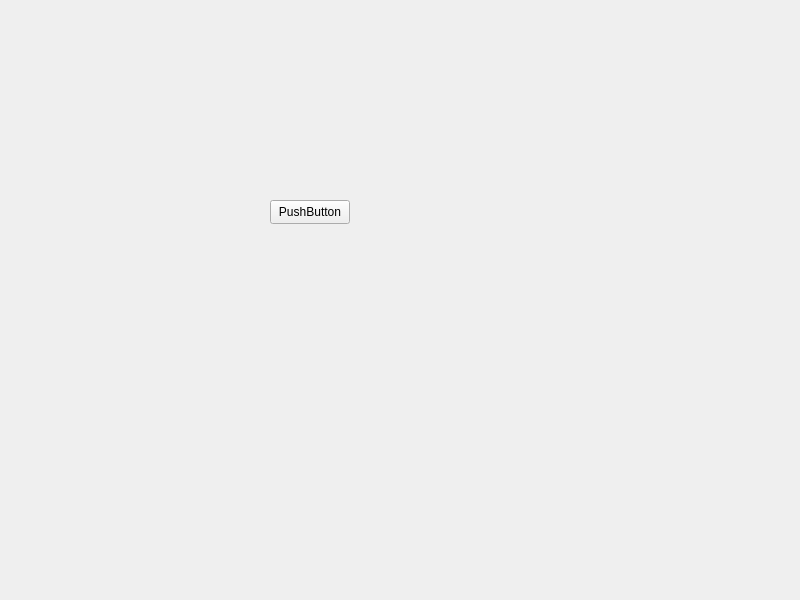
The window that WinBlitz/MainWindow.ui (PyroWilDx/WinBlitz) describes before a commit, drawn with Qt 5.
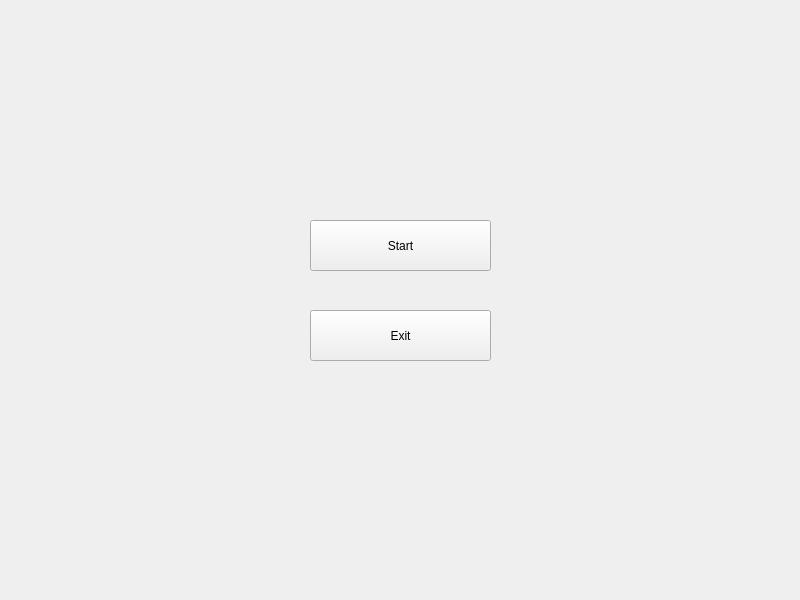
The same window after the commit.

Commit message: Main Loop Start

What changed in the file:
```diff
--- a/WinBlitz/MainWindow.ui
+++ b/WinBlitz/MainWindow.ui
@@ -17,14 +17,27 @@
    <widget class="QPushButton" name="pushButton">
     <property name="geometry">
      <rect>
-      <x>270</x>
-      <y>200</y>
-      <width>80</width>
-      <height>24</height>
+      <x>310</x>
+      <y>220</y>
+      <width>181</width>
+      <height>51</height>
      </rect>
     </property>
     <property name="text">
-     <string>PushButton</string>
+     <string>Start</string>
+    </property>
+   </widget>
+   <widget class="QPushButton" name="ExitButton">
+    <property name="geometry">
+     <rect>
+      <x>310</x>
+      <y>310</y>
+      <width>181</width>
+      <height>51</height>
+     </rect>
+    </property>
+    <property name="text">
+     <string>Exit</string>
     </property>
    </widget>
   </widget>
```
Left out of the diff: 2 changed lines with no effect on the pictures. The commit also changes 4 other files.
